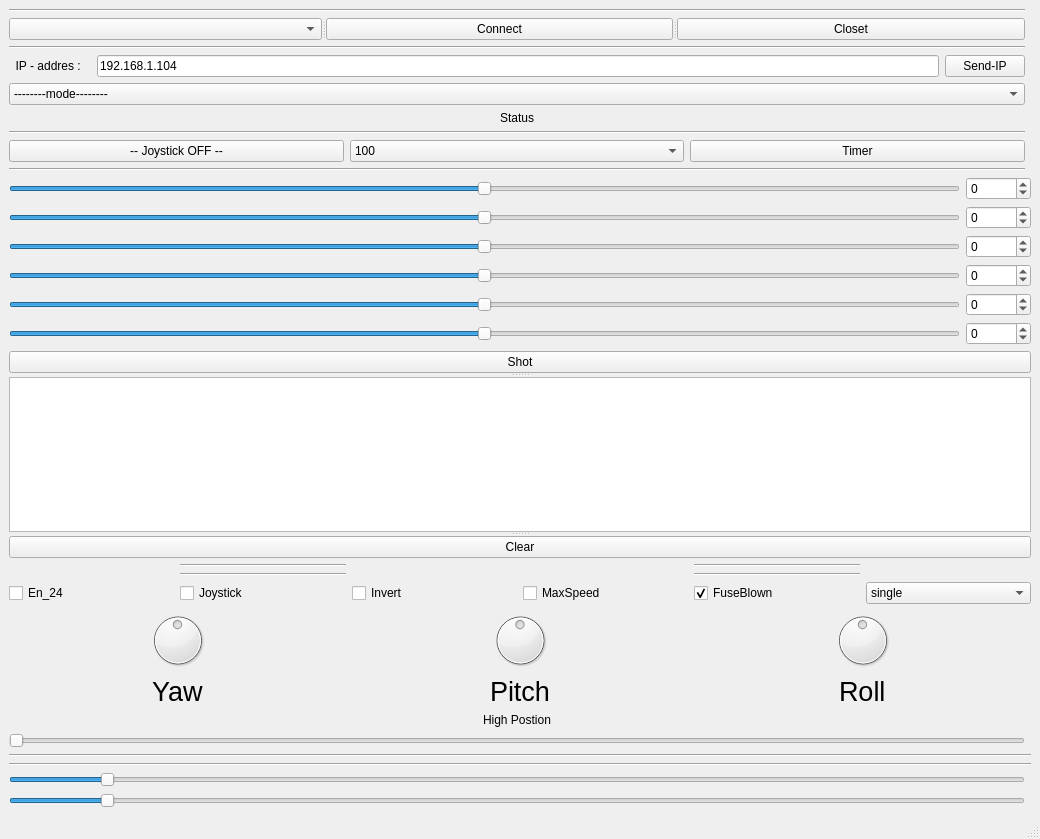
The window that mainwindow.ui (werasaimon/IRemote_Tripode) describes before a commit, drawn with Qt 5.
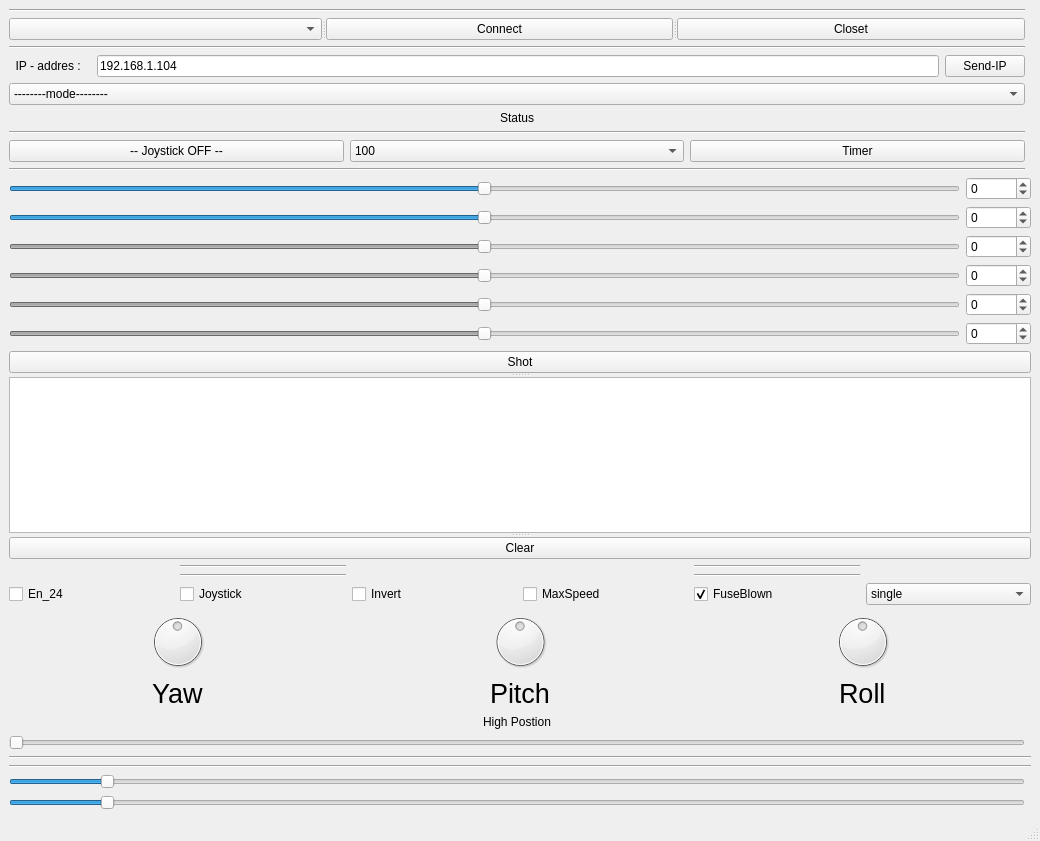
The same window after the commit.

Patch:
```diff
--- a/mainwindow.ui
+++ b/mainwindow.ui
@@ -7,7 +7,7 @@
     <x>0</x>
     <y>0</y>
     <width>1040</width>
-    <height>839</height>
+    <height>841</height>
    </rect>
   </property>
   <property name="windowTitle">
@@ -96,6 +96,9 @@
          <layout class="QHBoxLayout" name="horizontalLayout_3">
           <item>
            <widget class="QSlider" name="horizontalSlider_C">
+            <property name="enabled">
+             <bool>false</bool>
+            </property>
             <property name="minimum">
              <number>-15</number>
             </property>
@@ -123,6 +126,9 @@
          <layout class="QHBoxLayout" name="horizontalLayout_4">
           <item>
            <widget class="QSlider" name="horizontalSlider_D">
+            <property name="enabled">
+             <bool>false</bool>
+            </property>
             <property name="minimum">
              <number>-10000</number>
             </property>
@@ -150,6 +156,9 @@
          <layout class="QHBoxLayout" name="horizontalLayout_5">
           <item>
            <widget class="QSlider" name="horizontalSlider_E">
+            <property name="enabled">
+             <bool>false</bool>
+            </property>
             <property name="minimum">
              <number>-10000</number>
             </property>
@@ -177,6 +186,9 @@
          <layout class="QHBoxLayout" name="horizontalLayout_6">
           <item>
            <widget class="QSlider" name="horizontalSlider_F">
+            <property name="enabled">
+             <bool>false</bool>
+            </property>
             <property name="minimum">
              <number>-10000</number>
             </property>
```
